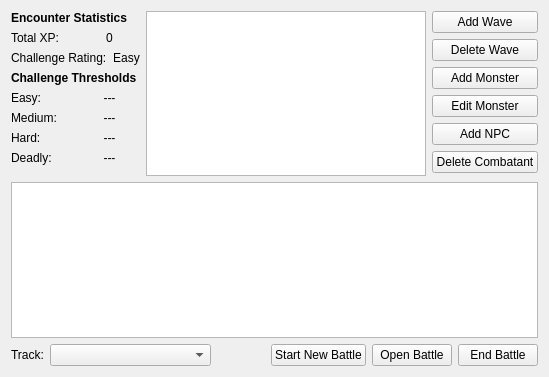
Before: the Qt Designer form DMHelper/src/encounterbattleedit.ui in MMetze/DMHelper, drawn with Qt 5.
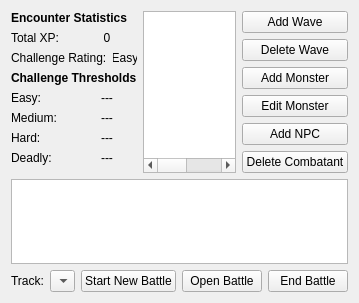
After: the same form once the commit is applied. Icons and pictures are not drawn.

```diff
--- a/DMHelper/src/encounterbattleedit.ui
+++ b/DMHelper/src/encounterbattleedit.ui
@@ -6,8 +6,8 @@
    <rect>
     <x>0</x>
     <y>0</y>
-    <width>549</width>
-    <height>377</height>
+    <width>344</width>
+    <height>303</height>
    </rect>
   </property>
   <property name="windowTitle">
@@ -205,6 +205,12 @@
      </item>
      <item>
       <widget class="QTreeWidget" name="treeWidget">
+       <property name="sizePolicy">
+        <sizepolicy hsizetype="Preferred" vsizetype="Preferred">
+         <horstretch>0</horstretch>
+         <verstretch>0</verstretch>
+        </sizepolicy>
+       </property>
        <property name="headerHidden">
         <bool>true</bool>
        </property>
@@ -288,7 +294,14 @@
     </layout>
    </item>
    <item>
-    <widget class="QTextEdit" name="textEdit"/>
+    <widget class="QTextEdit" name="textEdit">
+     <property name="sizePolicy">
+      <sizepolicy hsizetype="Preferred" vsizetype="Preferred">
+       <horstretch>0</horstretch>
+       <verstretch>0</verstretch>
+      </sizepolicy>
+     </property>
+    </widget>
    </item>
    <item>
     <layout class="QHBoxLayout" name="horizontalLayout" stretch="0,3,1,0,0,0">
@@ -302,7 +315,7 @@
      <item>
       <widget class="QComboBox" name="cmbTracks">
        <property name="sizePolicy">
-        <sizepolicy hsizetype="Expanding" vsizetype="Fixed">
+        <sizepolicy hsizetype="Preferred" vsizetype="Fixed">
          <horstretch>0</horstretch>
          <verstretch>0</verstretch>
         </sizepolicy>
@@ -320,6 +333,9 @@
        <property name="orientation">
         <enum>Qt::Horizontal</enum>
        </property>
+       <property name="sizeType">
+        <enum>QSizePolicy::Preferred</enum>
+       </property>
        <property name="sizeHint" stdset="0">
         <size>
          <width>40</width>
```
